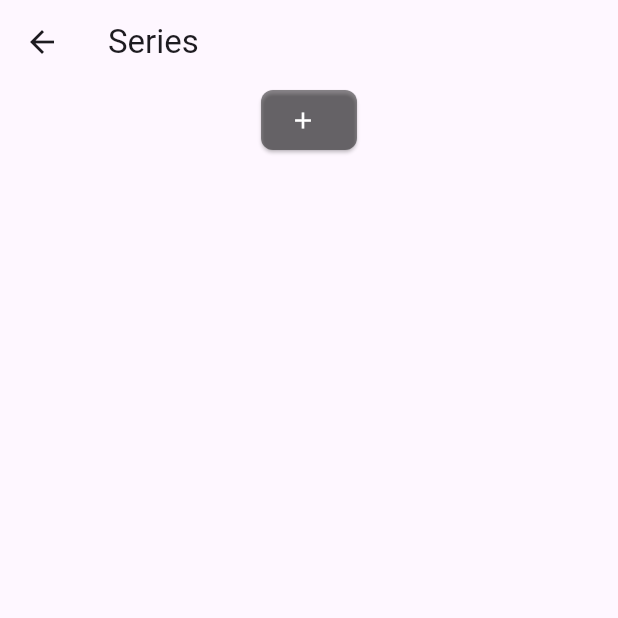
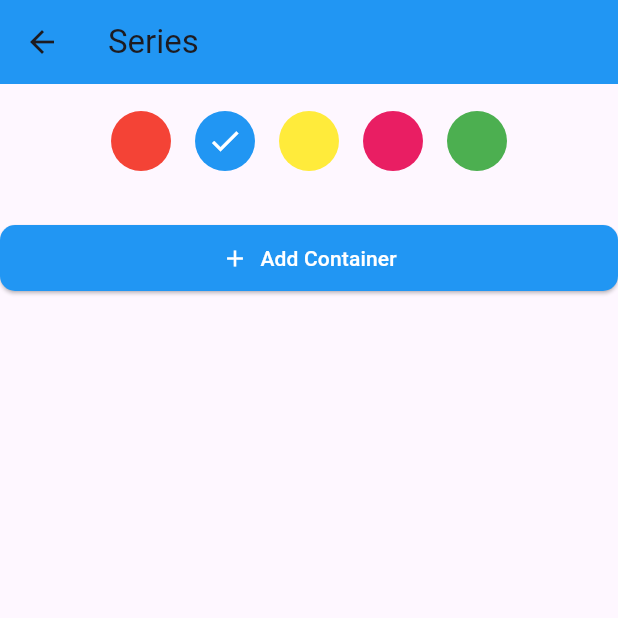
Before and after one commit to zaherM77/Mbp_demo, a Flutter app: the screen it shows after launch, after a tap on "Series", on a phone screen of 412 x 824 dp, the top half of it. Run offline on Flutter 3.47's test engine with Material 3 defaults, Android fonts, the phone set to English and light mode, and no system bars; network calls fail.

Commit message:
Added the colors feature

```diff
--- a/lib/CategoryPage.dart
+++ b/lib/CategoryPage.dart
@@ -13,41 +13,74 @@ class CategoryPage extends StatefulWidget {
 class _CategoryPageState extends State<CategoryPage> {
   List<Container> containerList = [];
   List<Todo> todoList = [];
+  Color selectedColor = Colors.blue; // Default color
 
   @override
   Widget build(BuildContext context) {
     return Scaffold(
       appBar: AppBar(
         title: Text(widget.category),
+        backgroundColor: selectedColor,
       ),
       body: SingleChildScrollView(
         child: Column(
           crossAxisAlignment: CrossAxisAlignment.stretch,
           children: [
-            Row(
+            Padding(
+              padding: const EdgeInsets.symmetric(vertical: 10.0),
+              child: Row(
                 mainAxisAlignment: MainAxisAlignment.center,
                 children: [
+                  _buildColorChoice(Colors.red),
+                  _buildColorChoice(Colors.blue),
+                  _buildColorChoice(Colors.yellow),
+                  _buildColorChoice(Colors.pink),
+                  _buildColorChoice(Colors.green),
+                ],
+              ),
+            ),
+            SizedBox(height: 16.0),
+            ...containerList,
             ElevatedButton.icon(
               onPressed: () {
                 _addContainer();
               },
               icon: Icon(Icons.add),
-                  label: Text(''),
+              label: Text('Add Container'),
               style: ElevatedButton.styleFrom(
-                    backgroundColor: Colors.black45,
-                    foregroundColor: Colors.white,
-                    padding: EdgeInsets.symmetric(horizontal: 12, vertical: 8),
-                    shape:  RoundedRectangleBorder(
-                      borderRadius: BorderRadius.circular(8.0),
+                primary: Colors.blue,
+                onPrimary: Colors.white,
+                padding: EdgeInsets.symmetric(horizontal: 20, vertical: 12),
+                shape: RoundedRectangleBorder(
+                  borderRadius: BorderRadius.circular(10.0),
                 ),
               ),
             ),
+
           ],
         ),
-            SizedBox(height: 16.0),
-            ...containerList,
-          ],
       ),
+    );
+  }
+
+  Widget _buildColorChoice(Color color) {
+    return GestureDetector(
+      onTap: () {
+        setState(() {
+          selectedColor = color;
+        });
+      },
+      child: Container(
+        width: 40,
+        height: 40,
+        margin: EdgeInsets.all(8),
+        decoration: BoxDecoration(
+          color: color,
+          borderRadius: BorderRadius.circular(20),
+        ),
+        child: selectedColor == color
+            ? Icon(Icons.check, color: Colors.white)
+            : Container(),
       ),
     );
   }
@@ -60,13 +93,17 @@ class _CategoryPageState extends State<CategoryPage> {
       builder: (BuildContext context) {
         return AlertDialog(
           title: Text('Add Todo List Container'),
-          content: TextField(
+          content: Column(
+            children: [
+              TextField(
                 controller: todoTextController,
                 decoration: InputDecoration(
-              hintText: 'Enter a title ',
-              fillColor:Colors.black45,
+                  hintText: 'Enter a title',
+                  fillColor: Colors.black45,
                 ),
                 cursorColor: Colors.black45,
+              ),
+            ],
           ),
           actions: <Widget>[
             TextButton(
@@ -91,6 +128,7 @@ class _CategoryPageState extends State<CategoryPage> {
                       Container(
                         margin: EdgeInsets.symmetric(vertical: 20.0),
                         decoration: BoxDecoration(
+                          color: selectedColor,
                           border: Border.all(color: Colors.black12),
                           borderRadius: BorderRadius.circular(10.0),
                         ),
@@ -118,7 +156,10 @@ class _CategoryPageState extends State<CategoryPage> {
                   Navigator.of(context).pop();
                 }
               },
-              child: Text('Add',),
+              child: Text(
+                'Add',
+                style: TextStyle(fontSize: 16.0),
+              ),
               style: TextButton.styleFrom(
                 foregroundColor: Colors.black,
                 padding: EdgeInsets.symmetric(horizontal: 20.0, vertical: 10.0),
@@ -126,13 +167,13 @@ class _CategoryPageState extends State<CategoryPage> {
                   borderRadius: BorderRadius.circular(8.0),
                 ),
               ),
-
             ),
           ],
         );
       },
     );
-  }}
+  }
+}
 
 class TodoListWidget extends StatefulWidget {
   @override
@@ -155,7 +196,7 @@ class _TodoListWidgetState extends State<TodoListWidget> {
                 controller: textEditingController,
                 decoration: InputDecoration(
                   hintText: 'Enter Text',
-                    fillColor:Colors.black45,
+                  fillColor: Colors.black45,
                 ),
                 cursorColor: Colors.black45,
               ),
@@ -173,14 +214,13 @@ class _TodoListWidgetState extends State<TodoListWidget> {
               icon: Icon(Icons.add),
               label: Text(''),
               style: ElevatedButton.styleFrom(
-                backgroundColor: Colors.black45,
-                foregroundColor: Colors.white,
+                primary: Colors.black45,
+                onPrimary: Colors.white,
                 padding: EdgeInsets.symmetric(horizontal: 10, vertical: 8),
-                shape:  RoundedRectangleBorder(
+                shape: RoundedRectangleBorder(
                   borderRadius: BorderRadius.circular(8.0),
                 ),
               ),
-
             ),
           ],
         ),
@@ -190,13 +230,14 @@ class _TodoListWidgetState extends State<TodoListWidget> {
           itemCount: todoList.length,
           itemBuilder: (context, index) {
             return ListTile(
-                title: Text(todoList[index].text,
+              title: Text(
+                todoList[index].text,
                 style: TextStyle(
                   decoration: todoList[index].isDone
-                        ? TextDecoration.lineThrough: TextDecoration.none,
+                      ? TextDecoration.lineThrough
+                      : TextDecoration.none,
                 ),
               ),
-
               leading: Checkbox(
                 value: todoList[index].isDone,
                 onChanged: (bool? value) {
```
Lines whose indentation alone changed are shown as unchanged.
